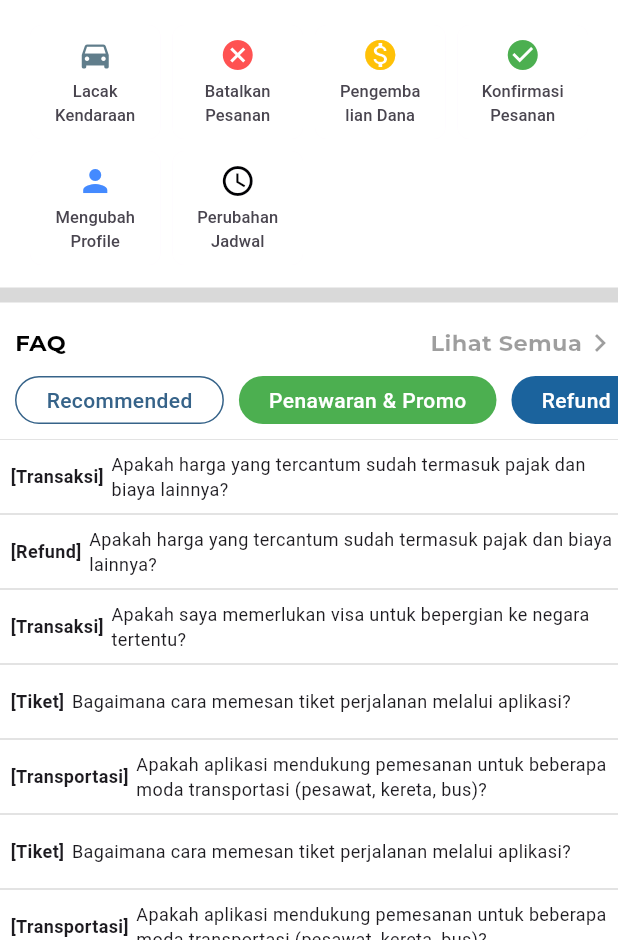
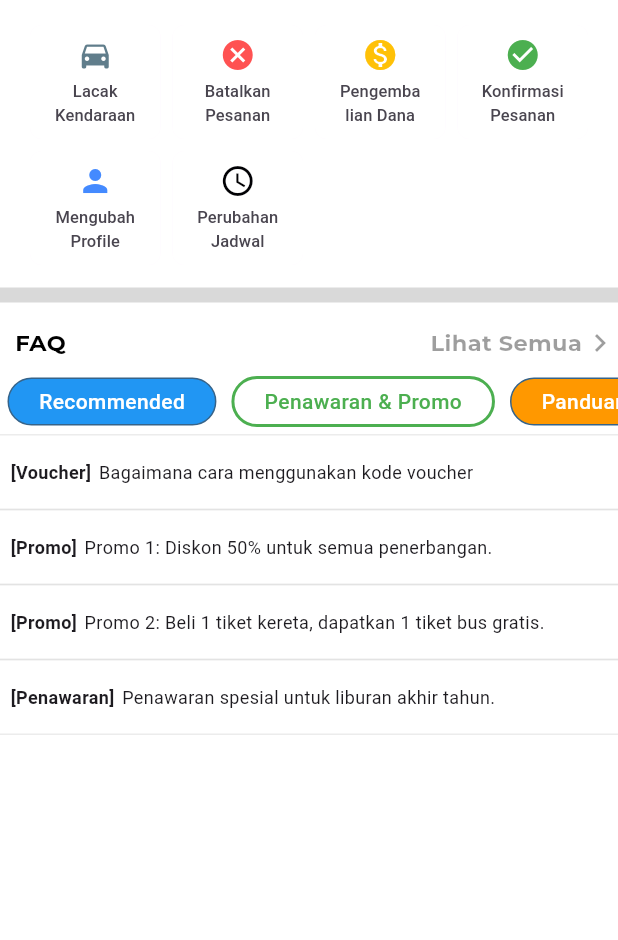
Before and after one commit to Morns123/travelease_mobile, a Flutter app: the screen it shows after launch, after a tap on "Penawaran & Promo", on a phone screen of 412 x 824 dp, the part 296-1236 px from its top. Run offline on Flutter 3.47's test engine with Material 3 defaults, Android fonts, the phone set to English and light mode, and no system bars; network calls fail; Roboto replaces fonts that are missing (Montserrat-ExtraBold); project files that could hold a hidden picture were left out.

Commit message:
pull mor branch

```diff
--- a/lib/Page/DetailReport.dart
+++ b/lib/Page/DetailReport.dart
@@ -38,7 +38,7 @@ class DetailReport extends StatelessWidget {
                       )),
                       Container(
                         margin: EdgeInsets.only(right: 20),
-                        child: Text("Sedang Berlangsung", style: TextStyle(fontSize: 11),),
+                        child: Text("Sedang Berlangsung", style: TextStyle(fontSize: 11,color: Color.fromRGBO(90, 235, 76, 1)),),
                       )
                   ],
                 ),
--- a/lib/Page/HomePage.dart
+++ b/lib/Page/HomePage.dart
@@ -4,11 +4,28 @@ import 'package:travelease_mobile/Page/chat_bot.dart';
 import 'package:travelease_mobile/Page/pages/help_center_page/help_center.dart';
 import 'package:travelease_mobile/widget/homepage/CategoryFAQ.dart';
 import 'package:travelease_mobile/widget/homepage/Categorybase.dart';
+import 'package:travelease_mobile/widget/homepage/ContentFaq/OpsiContentFaq.dart';
+import 'package:travelease_mobile/widget/homepage/ContentFaq/Penawaran.dart';
+import 'package:travelease_mobile/widget/homepage/ContentFaq/Recommended.dart';
+import 'package:travelease_mobile/widget/homepage/ContentFaq/Panduan.dart'; // Widget baru
+import 'package:travelease_mobile/widget/homepage/ContentFaq/Umum.dart'; // Widget baru
 import 'package:travelease_mobile/widget/homepage/FAQ.dart';
 import 'package:travelease_mobile/widget/homepage/HomeApp.dart';
+import 'package:travelease_mobile/widget/homepage/ContentFaq/Panduan.dart';
+import 'package:travelease_mobile/widget/homepage/ContentFaq/Umum.dart';
 
-class HomePage extends StatelessWidget {
+
+class HomePage extends StatefulWidget {
   const HomePage({super.key});
+
+  @override
+  State<HomePage> createState() => _HomePageState();
+}
+
+class _HomePageState extends State<HomePage> {
+  Widget displayWidget = Recommended();
+  bool isLoading = false;
+  int selectedIndex = 0;
 
   @override
   Widget build(BuildContext context) {
@@ -18,9 +35,7 @@ class HomePage extends StatelessWidget {
         child: Column(
           children: [
             const HomeApp(),
-            SizedBox(
-              height: 10,
-            ),
+            SizedBox(height: 10),
             Row(
               mainAxisAlignment: MainAxisAlignment.spaceBetween,
               children: [
@@ -32,10 +47,18 @@ class HomePage extends StatelessWidget {
                         fontSize: 15,
                         color: Colors.black,
                         fontFamily: "Montserrat-Bold"),
-                    )),
+                  ),
+                ),
                 InkWell(
                   onTap: () {
-                    Navigator.push(context, MaterialPageRoute(builder: (context) => ReportPage(onCategorySelected: (int ) {  })));
+                    Navigator.push(
+                      context,
+                      MaterialPageRoute(
+                        builder: (context) => ReportPage(
+                          onCategorySelected: (int) {},
+                        ),
+                      ),
+                    );
                   },
                   child: Container(
                     child: Row(
@@ -44,27 +67,24 @@ class HomePage extends StatelessWidget {
                           "Riwayat Laporan",
                           style: TextStyle(
                               fontSize: 15,
-                            color:  Colors.black38,
+                              color: Colors.black38,
                               fontFamily: "Montserrat-Bold"),
                         ),
-                      Icon(Icons.keyboard_arrow_right,color: Colors.black38)
+                        Icon(Icons.keyboard_arrow_right, color: Colors.black38)
                       ],
-                  )),
+                    ),
+                  ),
                 ),
               ],
             ),
-            SizedBox(
-              height: 15,
-            ),
+            SizedBox(height: 15),
             const Categorybase(),
             Container(
               margin: EdgeInsets.only(top: 15),
               color: Color.fromRGBO(217, 217, 217, 1),
               height: 10,
             ),
-            SizedBox(
-              height: 15,
-            ),
+            SizedBox(height: 15),
             Row(
               mainAxisAlignment: MainAxisAlignment.spaceBetween,
               children: [
@@ -76,10 +96,16 @@ class HomePage extends StatelessWidget {
                         fontSize: 15,
                         color: Colors.black,
                         fontFamily: "Montserrat-Bold"),
-                    )),
+                  ),
+                ),
                 InkWell(
                   onTap: () {
-                    Navigator.push(context, MaterialPageRoute(builder: (context) => const HelpCenterPage()));
+                    Navigator.push(
+                      context,
+                      MaterialPageRoute(
+                        builder: (context) => const HelpCenterPage(),
+                      ),
+                    );
                   },
                   child: Container(
                     child: const Row(
@@ -91,58 +117,123 @@ class HomePage extends StatelessWidget {
                               color: Colors.black38,
                               fontFamily: "Montserrat-Bold"),
                         ),
-                      Icon(Icons.keyboard_arrow_right,color: Colors.black38,)
+                        Icon(
+                          Icons.keyboard_arrow_right,
+                          color: Colors.black38,
+                        )
                       ],
-                  )),
+                    ),
+                  ),
                 ),
               ],
             ),
-           const SizedBox(
-              height: 10,
+            const SizedBox(height: 10),
+            OpsiContentFaq(
+              onCategorySelected: (opsi) {
+                _handleCategorySelection(opsi);
+              },
             ),
-            const Categoryfaq(),
-            SizedBox(height: 10,),
-            const FAQWidget(),
+            SizedBox(height: 5),
+            displayWidget,
             Container(
               margin: EdgeInsets.only(top: 15),
               color: Color.fromRGBO(217, 217, 217, 1),
               height: 10,
             ),
-          SizedBox(height: 13,),
+            SizedBox(height: 13),
             Row(
               children: [
                 Container(
                   margin: EdgeInsets.only(left: 10),
-                child: Text("Hubungi Kami", style: TextStyle(fontSize: 18,color: Color.fromRGBO(30, 71, 105, 1),fontFamily: "Montserrat-Bold"),))
+                  child: Text(
+                    "Hubungi Kami",
+                    style: TextStyle(
+                        fontSize: 18,
+                        color: Color.fromRGBO(30, 71, 105, 1),
+                        fontFamily: "Montserrat-Bold"),
+                  ),
+                )
               ],
             ),
             InkWell(
               onTap: () {
-              Navigator.push(context, MaterialPageRoute(builder: (context) => ChatBot()));
+                Navigator.push(
+                  context,
+                  MaterialPageRoute(builder: (context) => ChatBot()),
+                );
               },
               child: Row(
                 children: [
                   Container(
-                  margin: EdgeInsets.only(top: 10,left: 15),
+                    margin: EdgeInsets.only(top: 10, left: 15),
                     width: 55,
                     height: 55,
                     decoration: BoxDecoration(
                         color: Color.fromRGBO(103, 153, 195, 1),
-                  borderRadius: BorderRadius.circular(50)
+                        borderRadius: BorderRadius.circular(50)),
+                    child: Icon(
+                      Icons.chat_bubble_outline,
+                      color: Colors.white,
                     ),
-                  child: Icon(Icons.chat_bubble_outline,color: Colors.white,)
                   ),
                   Container(
                     margin: EdgeInsets.only(left: 20),
-                  child: Text('Chat Dengan TravleMate',style: TextStyle(color: Color.fromRGBO(103, 153, 195, 1), fontSize: 16, fontFamily: "Montserrat-Bold"),),
+                    child: Text(
+                      'Chat Dengan TravleMate',
+                      style: TextStyle(
+                          color: Color.fromRGBO(103, 153, 195, 1),
+                          fontSize: 16,
+                          fontFamily: "Montserrat-Bold"),
+                    ),
                   ),
                 ],
               ),
             ),
-          SizedBox(height: 25,)
+            SizedBox(height: 25),
           ],
         ),
       ),
     );
   }
+
+  void _handleCategorySelection(int opsi) {
+  setState(() {
+    isLoading = true;
+  });
+
+  Future.delayed(Duration(milliseconds: 100), () {
+    setState(() {
+      switch (opsi) {
+        case 0:
+          displayWidget = Recommended();
+          break;
+        case 1:
+          displayWidget = Penawaran();
+          break;
+        case 2:
+          displayWidget = Panduan();
+          break;
+        case 3:
+          displayWidget = Umum();
+          break;
+        default:
+          displayWidget = Recommended();
       }
+      selectedIndex = opsi;
+      isLoading = false;
+      print("Kategori dipilih: $opsi"); // Debugging
+    });
+  });
+}
+
+
+  // Widget untuk animasi loading jika diperlukan
+  Widget _buildAnimatedWidget(Widget widget) {
+    return AnimatedSwitcher(
+      duration: Duration(milliseconds: 100),
+      child: isLoading ? CircularProgressIndicator() : widget,
+      switchInCurve: Curves.easeInExpo,
+      switchOutCurve: Curves.easeOut,
+    );
+  }
+}
--- a/lib/Page/pages/help_center_page/help_center.dart
+++ b/lib/Page/pages/help_center_page/help_center.dart
@@ -15,6 +15,7 @@ class HelpCenterPage extends StatefulWidget {
 }
 
 class _HelpCenterPageState extends State<HelpCenterPage> {
+
   bool _showButtons = false;
   bool _showButtons2 = false;
   final String title = 'Voucher';
--- a/lib/widget/homepage/CategoryFAQ.dart
+++ b/lib/widget/homepage/CategoryFAQ.dart
@@ -1,60 +1,60 @@
-import 'package:flutter/material.dart';
+// import 'package:flutter/material.dart';
 
-class Categoryfaq extends StatelessWidget {
-  const Categoryfaq({super.key});
+// class Categoryfaq extends StatelessWidget {
+//   const Categoryfaq({super.key});
 
-  @override
-  Widget build(BuildContext context) {
-    return Container(
-            margin: EdgeInsets.only(left: 10),
-            height: 32,
+//   @override
+//   Widget build(BuildContext context) {
+//     return Container(
+//             margin: EdgeInsets.only(left: 10),
+//             height: 32,
 
-            child: ListView(
-              scrollDirection: Axis.horizontal,
-              children: [
-                CustomContainer(label: 'Recommended', isOutlined: true),
-                SizedBox(width: 10),
-                CustomContainer(label: 'Penawaran & Promo',color: Colors.green,),
-                SizedBox(width: 10),
-                CustomContainer(label: 'Refund',color: const Color.fromARGB(255, 27, 99, 157),),
-                SizedBox(width: 10),
-                CustomContainer(label: 'Supir Bermasalah',color: Colors.red,),
-              ],
-            ),
-          );
-  }
-}
+//             child: ListView(
+//               scrollDirection: Axis.horizontal,
+//               children: [
+//                 CustomContainer(label: 'Recommended', isOutlined: true),
+//                 SizedBox(width: 10),
+//                 CustomContainer(label: 'Penawaran & Promo',color: Colors.green,),
+//                 SizedBox(width: 10),
+//                 CustomContainer(label: 'Refund',color: const Color.fromARGB(255, 27, 99, 157),),
+//                 SizedBox(width: 10),
+//                 CustomContainer(label: 'Supir Bermasalah',color: Colors.red,),
+//               ],
+//             ),
+//           );
+//   }
+// }
 
-class CustomContainer extends StatelessWidget {
-  final String label;
-  final bool isOutlined;
-  final Color? color;
+// class CustomContainer extends StatelessWidget {
+//   final String label;
+//   final bool isOutlined;
+//   final Color? color;
 
-  CustomContainer({required this.label, this.isOutlined = false, this.color});
+//   CustomContainer({required this.label, this.isOutlined = false, this.color, required String category});
 
-  @override
-  Widget build(BuildContext context) {
-    return GestureDetector(
-      onTap: () {
-        print('$label clicked');
+//   @override
+//   Widget build(BuildContext context) {
+//     return GestureDetector(
+//       onTap: () {
+//         print('$label clicked');
 
-      },
-      child: Container(
-        decoration: BoxDecoration(
-          color: isOutlined ? Colors.transparent : color,
-          border: isOutlined ? Border.all(color: Color.fromRGBO(54, 99, 137, 1)) : null,
-          borderRadius: BorderRadius.circular(20),
-        ),
-        child: Center(
-          child: Container(
-            margin: EdgeInsets.only(left: 20,right: 20),
-            child: Text(
-              label,
-              style: TextStyle(color: isOutlined ? Color.fromRGBO(54, 99, 137, 1) : Colors.white,fontWeight: FontWeight.w500),
-            ),
-          ),
-        ),
-      ),
-    );
-  }
-}
+//       },
+//       child: Container(
+//         decoration: BoxDecoration(
+//           color: isOutlined ? Colors.transparent : color,
+//           border: isOutlined ? Border.all(color: Color.fromRGBO(54, 99, 137, 1)) : null,
+//           borderRadius: BorderRadius.circular(20),
+//         ),
+//         child: Center(
+//           child: Container(
+//             margin: EdgeInsets.only(left: 20,right: 20),
+//             child: Text(
+//               label,
+//               style: TextStyle(color: isOutlined ? Color.fromRGBO(54, 99, 137, 1) : Colors.white,fontWeight: FontWeight.w500),
+//             ),
+//           ),
+//         ),
+//       ),
+//     );
+//   }
+// }
--- /dev/null
+++ b/lib/widget/homepage/ContentFaq/CustomContainer.dart
@@ -0,0 +1,51 @@
+import 'package:flutter/material.dart';
+import 'package:travelease_mobile/Page/pages/detail_problem_page/detail_problem.dart';
+
+class CustomContainer extends StatelessWidget {
+  final String category;
+  final String label;
+
+  CustomContainer({required this.label, required this.category});
+
+  @override
+  Widget build(BuildContext context) {
+    return InkWell(
+      onTap: () {
+        Navigator.push(context, MaterialPageRoute(builder: (context) => DetailProblemPage()));
+      },
+      child: Container(
+        height: 50,
+        decoration: BoxDecoration(
+          color: Colors.white,
+          border: Border(
+            top: BorderSide(
+              color: Color.fromRGBO(217, 217, 217, 1),
+              width: 0.5,
+            ),
+            bottom: BorderSide(color: Color.fromRGBO(217, 217, 217, 1), width: 0.5),
+          ),
+        ),
+        child: Row(
+          children: [
+            Container(
+              margin: EdgeInsets.only(left: 7),
+              child: Text(
+                category,
+                style: TextStyle(fontSize: 12, fontWeight: FontWeight.bold),
+              ),
+            ),
+            SizedBox(width: 5),
+            Expanded(
+              child: Text(
+                label,
+                style: TextStyle(fontSize: 12),
+                maxLines: 2,
+                overflow: TextOverflow.ellipsis,
+              ),
+            ),
+          ],
+        ),
+      ),
+    );
+  }
+}
--- /dev/null
+++ b/lib/widget/homepage/ContentFaq/OpsiContentFaq.dart
@@ -0,0 +1,80 @@
+import 'package:flutter/material.dart';
+
+class OpsiContentFaq extends StatefulWidget {
+  final Function(int) onCategorySelected;
+
+  OpsiContentFaq({required this.onCategorySelected});
+
+  @override
+  State<OpsiContentFaq> createState() => _OpsiContentFaqState();
+}
+
+class _OpsiContentFaqState extends State<OpsiContentFaq> {
+  int selectedIndex = 0;
+
+  // Definisikan daftar kategori dengan nama dan warna masing-masing
+  final List<Category> categories = [
+    Category(name: "Recommended", color: Colors.blue),
+    Category(name: "Penawaran & Promo", color: Colors.green),
+    Category(name: "Panduan", color: Colors.orange),
+    Category(name: "Umum", color: Colors.purple),
+  ];
+
+  @override
+  Widget build(BuildContext context) {
+    return SingleChildScrollView(
+      scrollDirection: Axis.horizontal,
+      child: Row(
+        children: categories.map((category) {
+          int index = categories.indexOf(category);
+          bool isSelected = selectedIndex == index;
+          return Padding(
+            padding: const EdgeInsets.symmetric(horizontal: 5.0),
+            child: _buildCategory(isSelected, category),
+          );
+        }).toList(),
+      ),
+    );
+  }
+
+  Widget _buildCategory(bool isSelected, Category category) {
+    return InkWell(
+      onTap: () {
+        setState(() {
+          selectedIndex = categories.indexOf(category);
+          widget.onCategorySelected(selectedIndex);
+        });
+      },
+      child: Container(
+        padding: EdgeInsets.symmetric(horizontal: 20, vertical: 5),
+        decoration: BoxDecoration(
+          color: category.name == "Recommended" && !isSelected
+              ? Colors.blue
+              : (isSelected ? Colors.transparent : category.color),
+          border: isSelected
+              ? Border.all(color: category.color, width: 2)
+              : Border.all(color: Color.fromRGBO(54, 99, 137, 1)),
+          borderRadius: BorderRadius.circular(20),
+        ),
+        child: Text(
+          category.name,
+          style: TextStyle(
+            color: isSelected
+                ? category.color
+                : category.name == "Recommended"
+                    ? Colors.white
+                    : Colors.white,
+            fontWeight: FontWeight.w500,
+          ),
+        ),
+      ),
+    );
+  }
+}
+
+class Category {
+  final String name;
+  final Color color;
+
+  Category({required this.name, required this.color});
+}
--- /dev/null
+++ b/lib/widget/homepage/ContentFaq/Panduan.dart
@@ -0,0 +1,33 @@
+import 'package:flutter/material.dart';
+import 'package:travelease_mobile/widget/homepage/CategoryFAQ.dart';
+import 'package:travelease_mobile/widget/homepage/ContentFaq/CustomContainer.dart';
+
+class Panduan extends StatefulWidget {
+  const Panduan({Key? key}) : super(key: key);
+
+  @override
+  State<Panduan> createState() => _PanduanState();
+}
+
+class _PanduanState extends State<Panduan> {
+  @override
+  Widget build(BuildContext context) {
+    return Container(
+      height: 350,
+      color: Colors.white,
+      child: ListView(
+        padding: EdgeInsets.zero,
+        children: [
+          CustomContainer(
+              label: "Bagaimana cara memesan tiket melalui aplikasi?",
+              category: "[Panduan]"),
+
+          CustomContainer(
+              label: "Cara membatalkan pemesanan tiket.",
+              category: "[Panduan]"),
+          // Tambahkan pertanyaan lainnya sesuai kebutuhan
+        ],
+      ),
+    );
+  }
+}
--- /dev/null
+++ b/lib/widget/homepage/ContentFaq/Penawaran.dart
@@ -0,0 +1,36 @@
+import 'package:flutter/material.dart';
+import 'package:travelease_mobile/widget/homepage/ContentFaq/CustomContainer.dart';
+
+class Penawaran extends StatefulWidget {
+  const Penawaran({ Key? key }) : super(key: key);
+
+  @override
+  State<Penawaran> createState() => _PenawaranState();
+}
+
+class _PenawaranState extends State<Penawaran> {
+  @override
+  Widget build(BuildContext context) {
+    return Container(
+      height: 350,
+      color: Colors.white,
+      child: ListView(
+        padding: EdgeInsets.zero,
+        children: [
+          CustomContainer(
+              label: "Bagaimana cara menggunakan kode voucher",
+              category: "[Voucher]"),
+          CustomContainer(
+              label: "Promo 1: Diskon 50% untuk semua penerbangan.",
+              category: "[Promo]"),
+          CustomContainer(
+              label: "Promo 2: Beli 1 tiket kereta, dapatkan 1 tiket bus gratis.",
+              category: "[Promo]"),
+          CustomContainer(
+              label: "Penawaran spesial untuk liburan akhir tahun.",
+              category: "[Penawaran]"),
+        ],
+      ),
+    );
+  }
+}
--- /dev/null
+++ b/lib/widget/homepage/ContentFaq/Recommended.dart
@@ -0,0 +1,52 @@
+import 'package:flutter/material.dart';
+import 'package:travelease_mobile/widget/homepage/ContentFaq/CustomContainer.dart';
+
+class Recommended extends StatefulWidget {
+  const Recommended({ Key? key }) : super(key: key);
+
+  @override
+  State<Recommended> createState() => _RecommendedState();
+}
+
+class _RecommendedState extends State<Recommended> {
+  @override
+  Widget build(BuildContext context) {
+    return Container(
+              height: 350,
+              color: Colors.white,
+              child: ListView(
+                padding: EdgeInsets.zero,
+                children: [
+                  CustomContainer(
+                      label:
+                          "Apakah harga yang tercantum sudah termasuk pajak dan biaya lainnya?",
+                      category: "[Transaksi]"),
+                  CustomContainer(
+                      label:
+                          "Apakah harga yang tercantum sudah termasuk pajak dan biaya lainnya?",
+                      category: "[Refund]"),
+                  CustomContainer(
+                      label:
+                          "Apakah saya memerlukan visa untuk bepergian ke negara tertentu?",
+                      category: "[Transaksi]"),
+                  CustomContainer(
+                      label:
+                          "Bagaimana cara memesan tiket perjalanan melalui aplikasi?",
+                      category: "[Tiket]"),
+                  CustomContainer(
+                      label:
+                          "Apakah aplikasi mendukung pemesanan untuk beberapa moda transportasi (pesawat, kereta, bus)?",
+                      category: "[Transportasi]"),
+                  CustomContainer(
+                      label:
+                          "Bagaimana cara memesan tiket perjalanan melalui aplikasi?",
+                      category: "[Tiket]"),
+                  CustomContainer(
+                      label:
+                          "Apakah aplikasi mendukung pemesanan untuk beberapa moda transportasi (pesawat, kereta, bus)?",
+                      category: "[Transportasi]"),
+                ],
+              ),
+            );
+  }
+}
--- /dev/null
+++ b/lib/widget/homepage/ContentFaq/Umum.dart
@@ -0,0 +1,31 @@
+import 'package:flutter/material.dart';
+import 'package:travelease_mobile/widget/homepage/ContentFaq/CustomContainer.dart';
+
+class Umum extends StatefulWidget {
+  const Umum({Key? key}) : super(key: key);
+
+  @override
+  State<Umum> createState() => _UmumState();
+}
+
+class _UmumState extends State<Umum> {
+  @override
+  Widget build(BuildContext context) {
+    return Container(
+      height: 350,
+      color: Colors.white,
+      child: ListView(
+        padding: EdgeInsets.zero,
+        children: [
+          CustomContainer(
+              label: "Apa saja metode pembayaran yang diterima?",
+              category: "[Umum]"),
+          CustomContainer(
+              label: "Bagaimana cara mengubah profil saya?",
+              category: "[Umum]"),
+          // Tambahkan pertanyaan lainnya sesuai kebutuhan
+        ],
+      ),
+    );
+  }
+}
```
Lines whose indentation alone changed are shown as unchanged.
